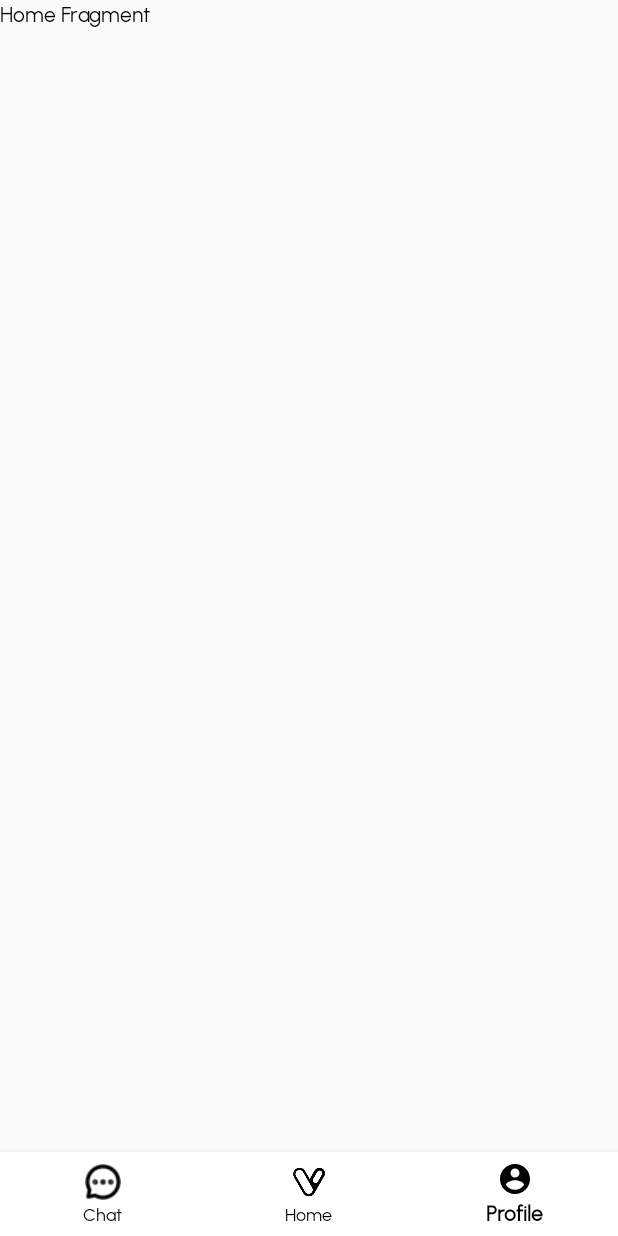
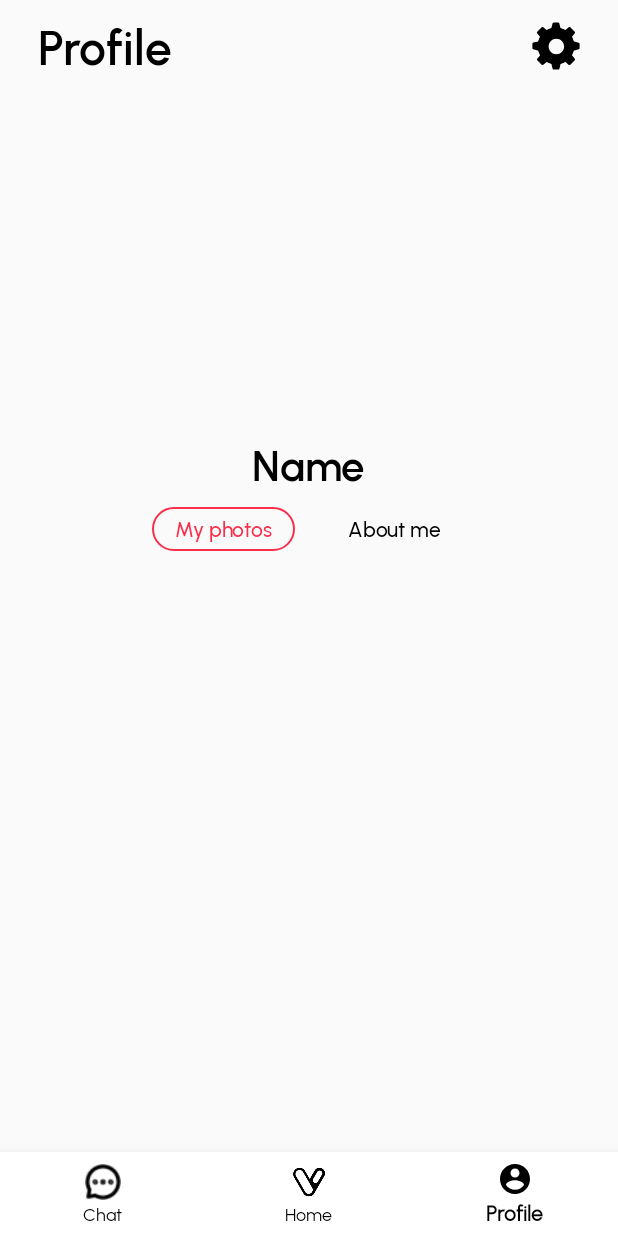
Before and after one commit to Laevateinn17/Verky, an Android app: the screen it shows after launch once a user with an empty profile is signed in (DashboardActivity), item 3 of the bottom bar chosen, on a phone screen of 412 x 824 dp. Run offline under Robolectric (Android 15) with nearby library versions, the phone set to English and light mode, and no system bars; our stand-ins replace CircleImageView, Dagger/Hilt's generated code, Firebase (no records; nobody signed in at launch, a user with empty details on screens opened directly); pictures from the network do not load; 4 statements that could not run were skipped.

```diff
--- a/app/src/main/java/edu/bluejack23_2/verky/ui/view/dashboard/DashboardActivity.kt
+++ b/app/src/main/java/edu/bluejack23_2/verky/ui/view/dashboard/DashboardActivity.kt
@@ -6,6 +6,7 @@ import androidx.fragment.app.Fragment
 import com.google.android.material.bottomnavigation.BottomNavigationView
 import edu.bluejack23_2.verky.R
 import edu.bluejack23_2.verky.databinding.ActivityDashboardBinding
+import edu.bluejack23_2.verky.ui.view.dashboard.profilefragment.ProfileFragment
 
 class DashboardActivity : AppCompatActivity() {
 
--- a/app/src/main/java/edu/bluejack23_2/verky/ui/view/dashboard/profilefragment/MyPhotoFragment.kt
+++ b/app/src/main/java/edu/bluejack23_2/verky/ui/view/dashboard/profilefragment/MyPhotoFragment.kt
@@ -1 +1,26 @@
 package edu.bluejack23_2.verky.ui.view.dashboard.profilefragment
+
+import android.os.Bundle
+import android.view.LayoutInflater
+import android.view.View
+import android.view.ViewGroup
+import androidx.fragment.app.Fragment
+import edu.bluejack23_2.verky.R
+
+class MyPhotoFragment : Fragment() {
+
+    override fun onCreate(savedInstanceState: Bundle?) {
+        super.onCreate(savedInstanceState)
+
+    }
+
+    override fun onCreateView(
+        inflater: LayoutInflater, container: ViewGroup?,
+        savedInstanceState: Bundle?
+    ): View? {
+        // Inflate the layout for this fragment
+        return inflater.inflate(R.layout.fragment_my_photo, container, false)
+    }
+
+
+}
--- a/app/src/main/java/edu/bluejack23_2/verky/ui/view/dashboard/profilefragment/ProfileFragment.kt
+++ b/app/src/main/java/edu/bluejack23_2/verky/ui/view/dashboard/profilefragment/ProfileFragment.kt
@@ -1 +1,87 @@
 package edu.bluejack23_2.verky.ui.view.dashboard.profilefragment
+
+import android.content.Intent
+import android.os.Bundle
+import android.util.Log
+import android.view.LayoutInflater
+import android.view.View
+import android.view.ViewGroup
+import android.widget.ImageView
+import android.widget.RadioButton
+import android.widget.TextView
+import androidx.fragment.app.Fragment
+import androidx.fragment.app.viewModels
+import com.bumptech.glide.Glide
+import edu.bluejack23_2.verky.R
+import edu.bluejack23_2.verky.databinding.FragmentProfileBinding
+import edu.bluejack23_2.verky.ui.viewmodel.ProfileViewModel
+
+class ProfileFragment : Fragment() {
+
+    private lateinit var binding : FragmentProfileBinding
+    companion object {
+        fun newInstance() = ProfileFragment()
+    }
+
+    private val viewModel: ProfileViewModel by viewModels()
+
+    override fun onCreate(savedInstanceState: Bundle?) {
+        super.onCreate(savedInstanceState)
+        viewModel.loadProfile();
+
+    }
+
+    override fun onCreateView(
+        inflater: LayoutInflater, container: ViewGroup?,
+        savedInstanceState: Bundle?
+    ): View {
+        val view = inflater.inflate(R.layout.fragment_profile, container, false)
+        binding = FragmentProfileBinding.inflate(layoutInflater)
+        setupObservers(binding.root);
+        setupRadioGroup()
+
+        binding.settingsButton.setOnClickListener{
+            startActivity(Intent(this.activity, SettingsActivity::class.java))
+        }
+
+        return binding.root;
+    }
+
+    private fun setupObservers(view: View) {
+        viewModel.profileData.observe(viewLifecycleOwner) { profile ->
+            Log.e("test", profile.name)
+            view.findViewById<TextView>(R.id.ProfileName).text = profile.name
+            val profileImageView = view.findViewById<ImageView>(R.id.ProfilePicture)
+            Glide.with(this)
+                .load(profile.profilePicture)
+                .into(profileImageView)
+        }
+    }
+
+    private fun setupRadioGroup() {
+        val radioGroup = binding.contentRadioGroup
+        Log.e("radioButton", radioGroup.childCount.toString())
+        for (i in 0 until radioGroup.childCount) {
+            val radioButton = radioGroup.getChildAt(i) as RadioButton
+            Log.e("radioButton", radioButton.toString())
+
+        }
+        binding.contentRadioGroup.setOnCheckedChangeListener{ _, checkedId ->
+            Log.e("radio button", checkedId.toString())
+            when (checkedId) {
+                binding.myPhotosButton.id -> {
+                    childFragmentManager.beginTransaction().replace(binding.contentLayout.id,
+                        MyPhotoFragment()
+                    ).commit()
+
+                }
+                binding.aboutMeButton.id -> {
+                    childFragmentManager.beginTransaction().replace(binding.contentLayout.id,
+                        AboutMeFragment()
+                    ).commit()
+                }
+            }
+        }
+        binding.contentRadioGroup.check((binding.myPhotosButton.id))
+    }
+}
--- a/app/src/main/java/edu/bluejack23_2/verky/ui/view/dashboard/profilefragment/SettingsActivity.kt
+++ b/app/src/main/java/edu/bluejack23_2/verky/ui/view/dashboard/profilefragment/SettingsActivity.kt
@@ -1,4 +1,4 @@
-package edu.bluejack23_2.verky.ui.view.dashboard
+package edu.bluejack23_2.verky.ui.view.dashboard.profilefragment
 
 import android.os.Bundle
 import androidx.activity.enableEdgeToEdge
--- a/app/src/main/res/layout/fragment_my_photo.xml
+++ b/app/src/main/res/layout/fragment_my_photo.xml
@@ -3,7 +3,7 @@
     xmlns:tools="http://schemas.android.com/tools"
     android:layout_width="match_parent"
     android:layout_height="match_parent"
-    tools:context=".ui.view.dashboard.MyPhotoFragment">
+    tools:context=".ui.view.dashboard.profilefragment.MyPhotoFragment">
 
     <androidx.recyclerview.widget.RecyclerView
         android:id="@+id/photoRecyclerView"
--- a/app/src/main/res/layout/fragment_profile.xml
+++ b/app/src/main/res/layout/fragment_profile.xml
@@ -5,7 +5,7 @@
     xmlns:app="http://schemas.android.com/apk/res-auto"
     android:layout_width="match_parent"
     android:layout_height="match_parent"
-    tools:context=".ui.view.dashboard.ProfileFragment">
+    tools:context=".ui.view.dashboard.profilefragment.ProfileFragment">
 
     <androidx.constraintlayout.widget.ConstraintLayout
         android:layout_width="match_parent"
@@ -29,6 +29,7 @@
                 app:layout_constraintTop_toTopOf="parent" />
 
             <Button
+                android:id="@+id/settingsButton"
                 android:layout_width="32dp"
                 android:layout_height="32dp"
                 app:layout_constraintRight_toRightOf="parent"
```
Also changed, not shown: app/src/main/AndroidManifest.xml (+6 -2 lines), app/src/main/java/edu/bluejack23_2/verky/ui/view/dashboard/profilefragment/AboutMeFragment.kt (+36 -0 lines), app/src/main/res/layout/activity_settings.xml (+9 -1 lines).
